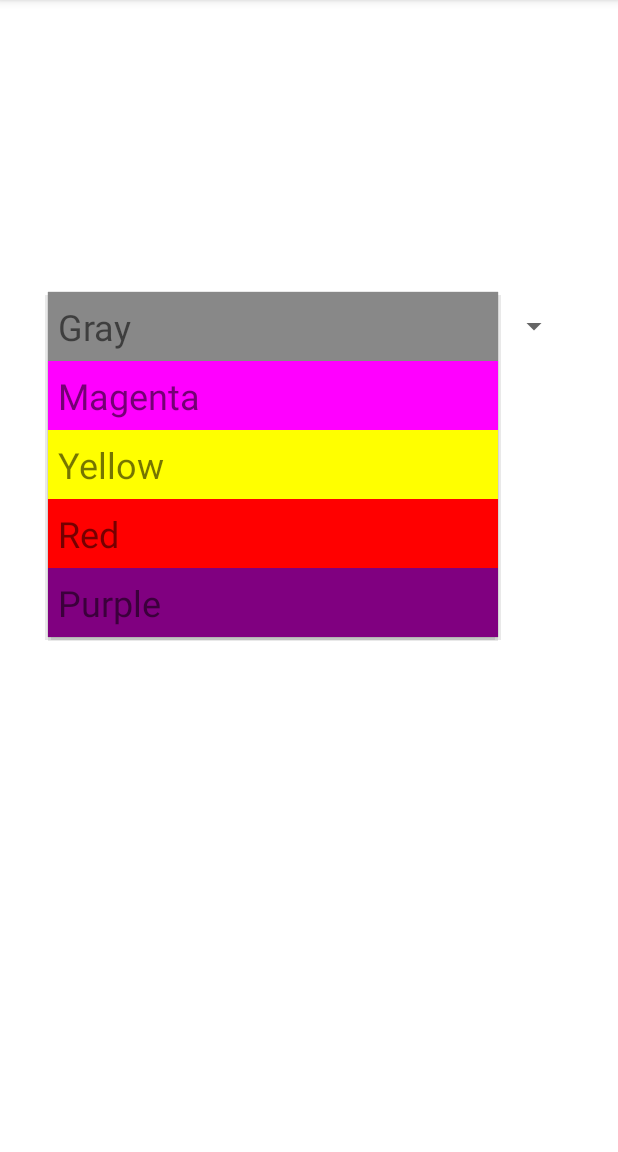
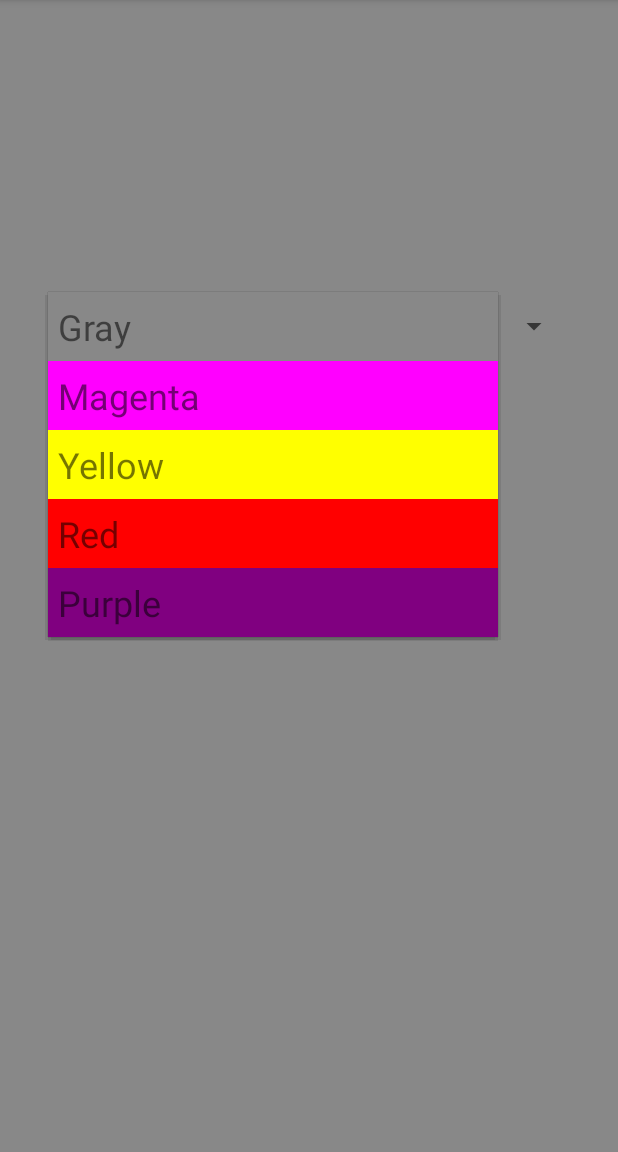
Before and after one commit to ShuaoC/ColorActivity, an Android app: the screen it shows after launch (ColorActivity), after a tap on "Gray", on a phone screen of 412 x 824 dp, the part 84-1236 px from its top. Run offline under Robolectric (Android 15) with nearby library versions, the phone set to English and light mode, and no system bars.

Commit message:
implemented layout color changing during spinner item select event

```diff
--- a/app/src/main/java/edu/temple/coloractivity/ColorActivity.kt
+++ b/app/src/main/java/edu/temple/coloractivity/ColorActivity.kt
@@ -1,7 +1,9 @@
 package edu.temple.coloractivity
 
+import android.graphics.Color
 import androidx.appcompat.app.AppCompatActivity
 import android.os.Bundle
+import android.text.Layout
 import android.view.View
 import android.widget.AdapterView
 import android.widget.ListView
@@ -13,20 +15,22 @@ class ColorActivity : AppCompatActivity() {
         super.onCreate(savedInstanceState)
         setContentView(R.layout.activity_main)
         val spinner = findViewById<Spinner>(R.id.spinner)
+        val layout = findViewById<androidx.constraintlayout.widget.ConstraintLayout>(R.id.layout)
 
         val colors = arrayOf("Gray", "Magenta", "Yellow", "Red", "Purple")
-/*
-        val adapter = ArrayAdapter(this
-            , android.R.layout.simple_spinner_dropdown_item
-            , colors)
-
- */
 
         val adapter = ColorAdapter(this, colors)
 
         spinner.adapter = adapter
+        val eventListener = object: AdapterView.OnItemSelectedListener{
+            override fun onItemSelected(p0: AdapterView<*>?, p1: View?, p2: Int, p3: Long) {
+                layout.setBackgroundColor(Color.parseColor(adapter.getItem(spinner.selectedItemPosition)))
+            }
 
+            override fun onNothingSelected(p0: AdapterView<*>?) {
+            }
+        }
 
-
+        spinner.onItemSelectedListener = eventListener;
     }
     }
--- a/app/src/main/java/edu/temple/coloractivity/ColorAdapter.kt
+++ b/app/src/main/java/edu/temple/coloractivity/ColorAdapter.kt
@@ -11,6 +11,7 @@ class ColorAdapter(_context: Context, _colors: Array<String>) : BaseAdapter() {
 
     val context = _context
     val colors = _colors
+
 
     override fun getCount(): Int {
         return colors.size
--- a/app/src/main/res/layout/activity_main.xml
+++ b/app/src/main/res/layout/activity_main.xml
@@ -2,6 +2,7 @@
 <androidx.constraintlayout.widget.ConstraintLayout xmlns:android="http://schemas.android.com/apk/res/android"
     xmlns:app="http://schemas.android.com/apk/res-auto"
     xmlns:tools="http://schemas.android.com/tools"
+    android:id="@+id/layout"
     android:layout_width="match_parent"
     android:layout_height="match_parent"
     android:background="#FFFFFF"
```
